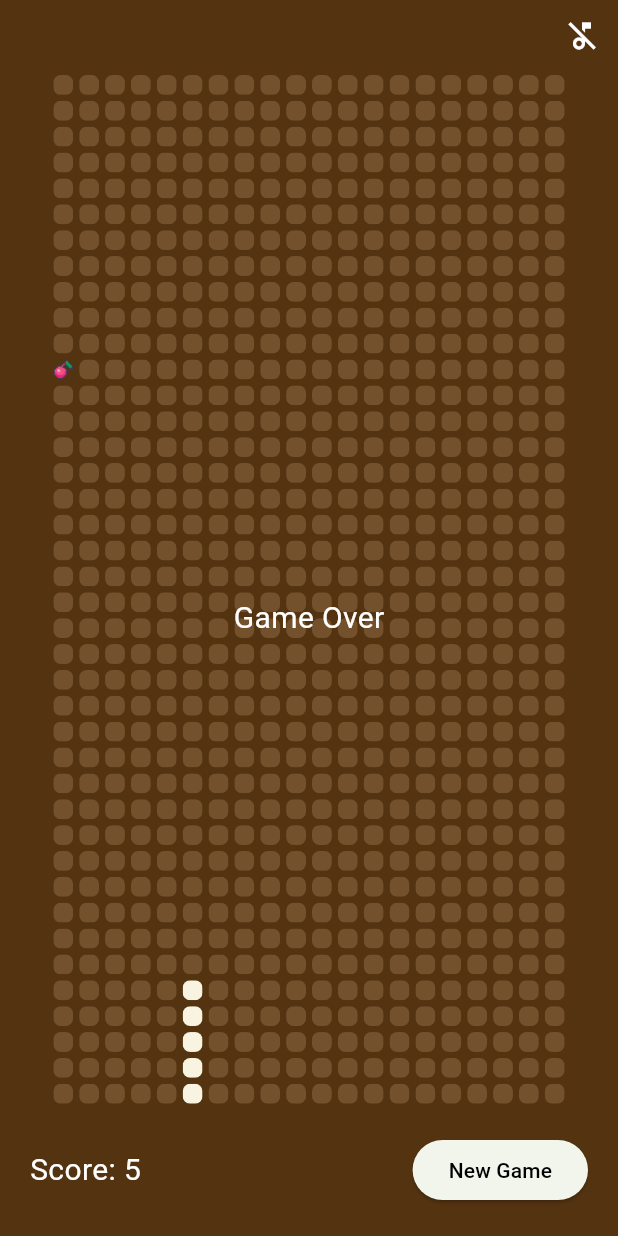
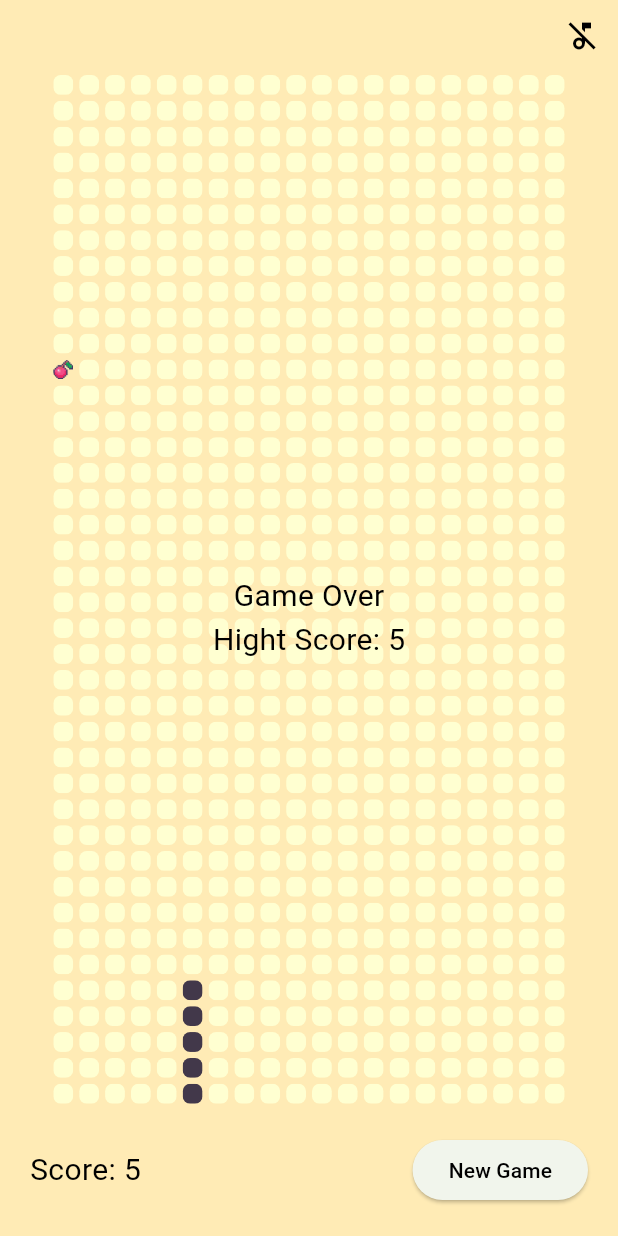
Before and after one commit to hifiaz/snake-game, a Flutter app: the screen it shows after launch, after a tap on the "music note" icon, on a phone screen of 412 x 824 dp. Run offline on Flutter 3.47's test engine with Material 3 defaults, Android fonts, the phone set to English and light mode, and no system bars; our stand-ins replace audioplayers, google_mobile_ads, signals.

Commit message:
add highscrore and setup fastlane

```diff
--- a/lib/main.dart
+++ b/lib/main.dart
@@ -28,7 +28,7 @@ class MyApp extends StatelessWidget {
         useMaterial3: true,
       ),
       home: const Scaffold(
-        backgroundColor: Color(0xff543310),
+        backgroundColor: Color(0xffffebb5),
         body: SafeArea(child: Snake()),
       ),
     );
--- a/lib/snake.dart
+++ b/lib/snake.dart
@@ -8,6 +8,7 @@ import 'package:signals/signals_flutter.dart';
 import 'package:ular_berbisa/utils/env.dart';
 
 final backgroundMusic = signal(true);
+final hightScore = signal(0);
 
 class Snake extends StatefulWidget {
   const Snake({super.key});
@@ -22,7 +23,7 @@ class SnakeState extends State<Snake> {
   final player = AudioPlayer();
   final int squaresPerRow = 20;
   final int squaresPerCol = 40;
-  final textStyle = const TextStyle(color: Colors.white, fontSize: 20);
+  final textStyle = const TextStyle(color: Colors.black, fontSize: 20);
   final randomGen = Random();
 
   late List<int> snakePosition;
@@ -51,6 +52,7 @@ class SnakeState extends State<Snake> {
     if (backgroundMusic.value) {
       playBackgroundMusic();
     }
+    loadAd();
     snakePosition = [45, 65, 85, 105, 125];
     snakeDirection = 20; // up
     isGameOver = false;
@@ -109,6 +111,9 @@ class SnakeState extends State<Snake> {
     timer.cancel();
     stopBackgroundMusic();
     await player.play(AssetSource('audio/gameover.mp3'));
+    if (snakePosition.length >= hightScore.value) {
+      hightScore.value = snakePosition.length;
+    }
     _interstitialAd?.show();
   }
 
@@ -145,7 +150,7 @@ class SnakeState extends State<Snake> {
                 },
                 icon: Icon(
                   music ? Icons.music_note_sharp : Icons.music_off_outlined,
-                  color: Colors.white,
+                  color: Colors.black,
                 ),
               ),
             ),
@@ -180,7 +185,7 @@ class SnakeState extends State<Snake> {
                           child: ClipRRect(
                             borderRadius: BorderRadius.circular(5),
                             child: Container(
-                              color: const Color(0xFFF8F4E1),
+                              color: const Color(0xee352b42),
                             ),
                           ),
                         );
@@ -201,7 +206,7 @@ class SnakeState extends State<Snake> {
                           child: ClipRRect(
                             borderRadius: BorderRadius.circular(5),
                             child: Container(
-                              color: const Color(0xFF74512D),
+                              color: const Color(0xffffffd1),
                             ),
                           ),
                         );
@@ -216,9 +221,16 @@ class SnakeState extends State<Snake> {
         if (isGameOver)
           Align(
             alignment: Alignment.center,
-            child: Text(
-              'Game Over',
-              style: textStyle,
+            child: Column(
+              mainAxisSize: MainAxisSize.min,
+              children: [
+                Text(
+                  'Game Over',
+                  style: textStyle,
+                ),
+                Text('Hight Score: ${hightScore.watch(context)}',
+                    style: textStyle),
+              ],
             ),
           ),
         Align(
--- a/pubspec.yaml
+++ b/pubspec.yaml
@@ -16,7 +16,7 @@ publish_to: 'none' # Remove this line if you wish to publish to pub.dev
 # https://developer.apple.com/library/archive/documentation/General/Reference/InfoPlistKeyReference/Articles/CoreFoundationKeys.html
 # In Windows, build-name is used as the major, minor, and patch parts
 # of the product and file versions while build-number is used as the build suffix.
-version: 1.0.0+2
+version: 1.0.0+3
 
 environment:
   sdk: '>=3.4.0-282.3.beta <4.0.0'
```
Also changed, not shown: 6 other files.
